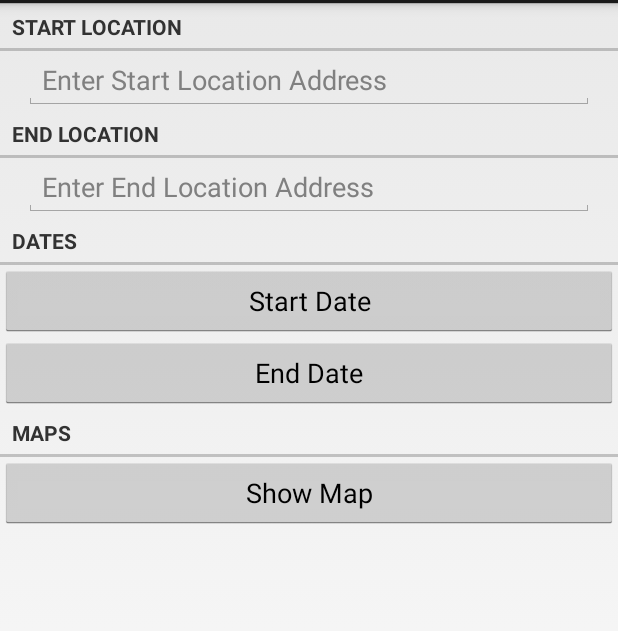
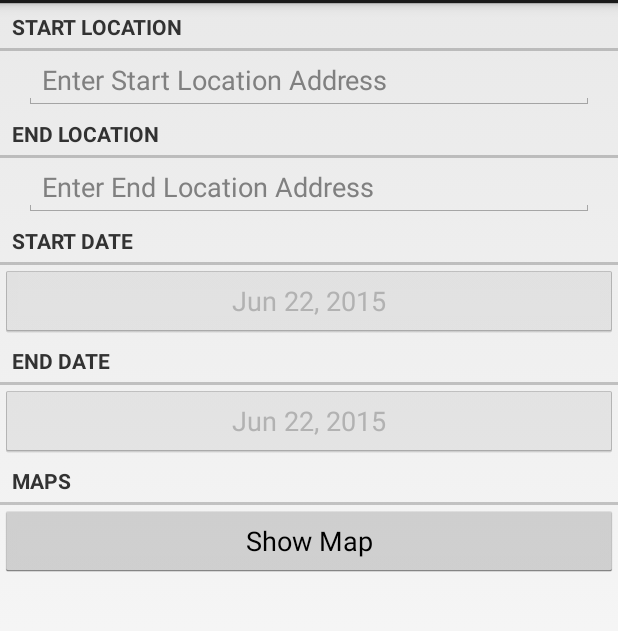
Before and after one commit to andrewszw/TravelLoger, an Android app: the screen it shows after launch (LogActivity), on a phone screen of 412 x 824 dp, the part 69-700 px from its top. Run offline under Robolectric (Android 15) with nearby library versions, the phone set to English and light mode, and no system bars.

Commit message:
added Logger class to hold model information, formatted date

```diff
--- a/app/src/main/java/com/example/andrewszw/travellogger/LogFragment.java
+++ b/app/src/main/java/com/example/andrewszw/travellogger/LogFragment.java
@@ -14,6 +14,8 @@ import android.widget.EditText;
  */
 public class LogFragment extends Fragment {
 
+    private Logger mLogger;
+
     private EditText mStartLocationField;
     private EditText mEndLocationField;
     private Button mStartDateButton, mEndDateButton, mMapButton;
@@ -21,6 +23,7 @@ public class LogFragment extends Fragment {
     @Override
     public void onCreate(Bundle savedInstanceState) {
         super.onCreate(savedInstanceState);
+        mLogger = new Logger();
     }
 
     @Override
@@ -33,8 +36,12 @@ public class LogFragment extends Fragment {
         mEndLocationField = (EditText)v.findViewById(R.id.end_location);
 
         mStartDateButton = (Button)v.findViewById(R.id.date_startButton);
+        mStartDateButton.setText(mLogger.getStartDateFormat());
+        mStartDateButton.setEnabled(false);
 
         mEndDateButton = (Button)v.findViewById(R.id.date_endButton);
+        mEndDateButton.setText(mLogger.getEndDateFormat());
+        mEndDateButton.setEnabled(false);
 
         mMapButton = (Button)v.findViewById(R.id.map);
         mMapButton.setOnClickListener(new View.OnClickListener() {
--- /dev/null
+++ b/app/src/main/java/com/example/andrewszw/travellogger/Logger.java
@@ -0,0 +1,56 @@
+package com.example.andrewszw.travellogger;
+
+import java.text.DateFormat;
+import java.text.FieldPosition;
+import java.text.ParsePosition;
+import java.util.Date;
+import java.util.UUID;
+
+/**
+ * Created by andrewszw on 6/22/15.
+ */
+public class Logger {
+
+    private UUID mId;
+    private Date mStartDate;
+    private Date mEndDate;
+    private int mLatitude;
+    private int mLongitude;
+
+    public Logger() {
+        mId = UUID.randomUUID();
+        mStartDate = new Date();
+        mEndDate = new Date();
+    }
+
+    public UUID getUUID() {
+        return mId;
+    }
+
+    public Date getStartDate() {
+        return mStartDate;
+    }
+
+    public Date getEndDate() {
+        return mEndDate;
+    }
+
+    public void setStartDate(Date date) {
+        mStartDate = date;
+    }
+
+    public void setEndDate(Date date) {
+        mEndDate = date;
+    }
+
+    public String getStartDateFormat() {
+        DateFormat df = DateFormat.getDateInstance();
+        return df.format(mStartDate).toString();
+    }
+
+    public String getEndDateFormat() {
+        DateFormat df = DateFormat.getDateInstance();
+        return df.format(mEndDate).toString();
+    }
+
+}
--- /dev/null
+++ b/app/src/main/java/com/example/andrewszw/travellogger/LoggerLab.java
@@ -0,0 +1,7 @@
+package com.example.andrewszw.travellogger;
+
+/**
+ * Created by andrewszw on 6/22/15.
+ */
+public class LoggerLab {
+}
--- a/app/src/main/res/layout/fragment_log.xml
+++ b/app/src/main/res/layout/fragment_log.xml
@@ -35,22 +35,26 @@
     <TextView
         android:layout_width="match_parent"
         android:layout_height="wrap_content"
-        android:text="@string/date_label"
+        android:text="@string/start_date"
         style="?android:listSeparatorTextViewStyle" />
 
     <Button
         android:id="@+id/date_startButton"
         android:layout_width="match_parent"
         android:layout_height="wrap_content"
-        android:layout_weight="2"
-        android:text="@string/start_date" />
+        android:layout_weight="2" />
+
+    <TextView
+        android:layout_width="match_parent"
+        android:layout_height="wrap_content"
+        android:text="@string/end_date"
+        style="?android:listSeparatorTextViewStyle" />
 
     <Button
         android:id="@+id/date_endButton"
         android:layout_width="match_parent"
         android:layout_height="wrap_content"
-        android:layout_weight="2"
-        android:text="@string/end_date" />
+        android:layout_weight="2" />
 
     <TextView
         android:layout_width="match_parent"
--- a/app/src/main/res/values/strings.xml
+++ b/app/src/main/res/values/strings.xml
@@ -7,7 +7,6 @@
     <string name="start_location_hint">Enter Start Location Address</string>
     <string name="end_location_label">End Location</string>
     <string name="end_location_hint">Enter End Location Address</string>
-    <string name="date_label">Dates</string>
     <string name="start_date">Start Date</string>
     <string name="end_date">End Date</string>
     <string name="maps">Maps</string>
```
